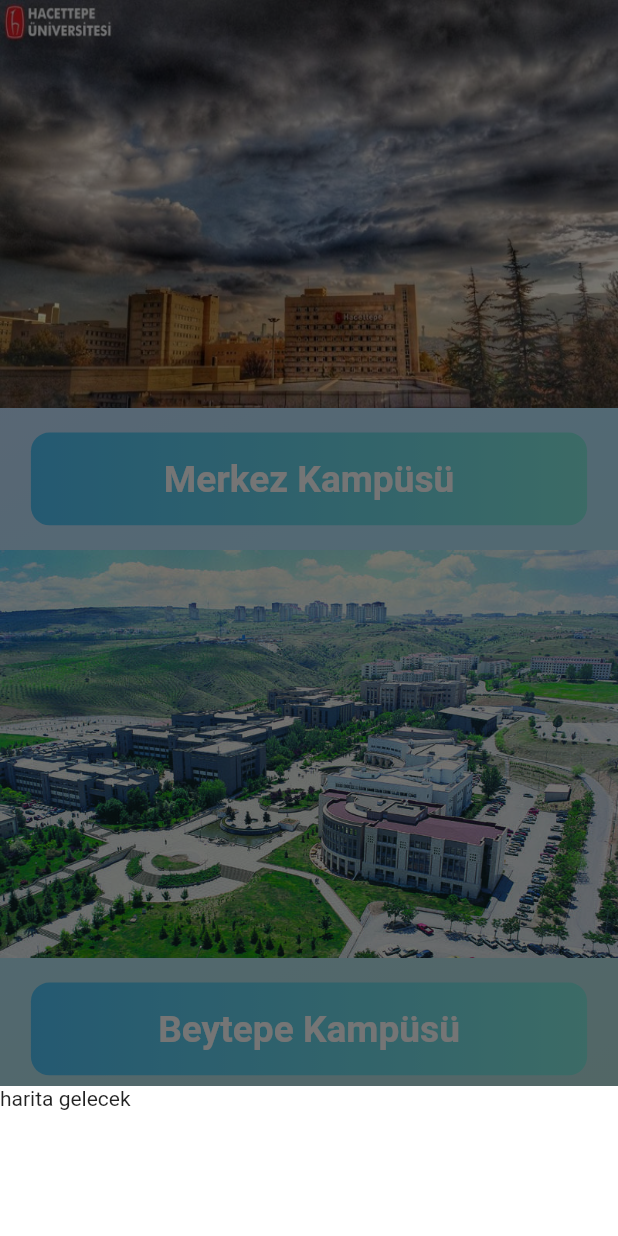
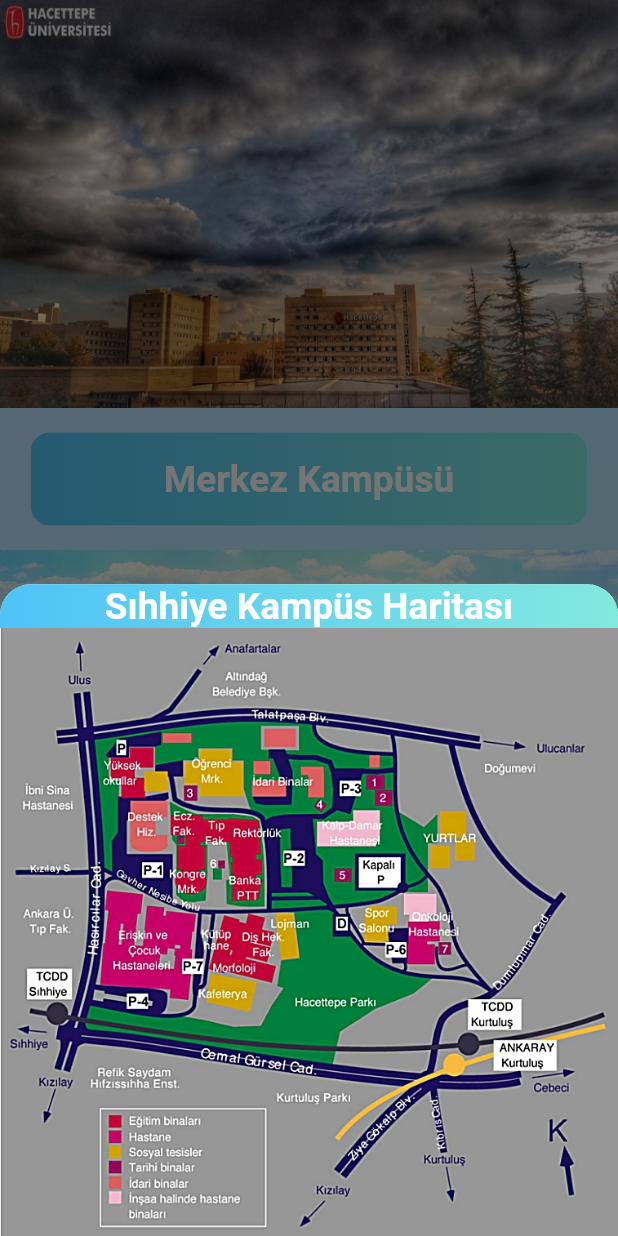
Before and after one commit to oakarakum/hachat, a Flutter app: the HomePage screen opened by its route, item 2 of the bottom bar chosen, after a tap on "Merkez Kampüsü", on a phone screen of 412 x 824 dp. Run offline on Flutter 3.47's test engine with Material 2 defaults, Android fonts, the light colour scheme and no system bars; drawn by our look-alikes of curved_navigation_bar; our stand-ins replace animate_do, flutter_svg, get, google_fonts, responsive_sizer; statements that could not run were skipped.

Commit message:
merkez kampüs harita tamam

```diff
--- a/lib/app/controllers/maps_controller.dart
+++ b/lib/app/controllers/maps_controller.dart
@@ -51,15 +51,42 @@
     context: context,
     isDismissible: true,
     isScrollControlled: true,
-    shape: RoundedRectangleBorder(),
+    enableDrag: true,
+    elevation: 1,
+    shape: RoundedRectangleBorder(
+      borderRadius: BorderRadius.vertical(
+        top: Radius.circular(5.w)
+      )
+    ),
     builder: (context) => Container(
-      height: 100,
-      width: 100,
-      color: Colors.white,
-      child: Text("harita gelecek"),
+      decoration: BoxDecoration(
+        gradient: const LinearGradient(colors: [
+              Color(0xff4fc3f7),
+                                Color(0xff82e9de),
+            ], begin: Alignment.topLeft, end: Alignment.topRight),
+         borderRadius: BorderRadius.vertical(
+        top: Radius.circular(5.w)
+      )
+      ),
+      child: Column(
+        mainAxisSize: MainAxisSize.min,
+        //mainAxisAlignment: MainAxisAlignment.center,
+        children: [
+          Text("Sıhhiye Kampüs Haritası",style: TextStyle(color: Colors.white,fontWeight: FontWeight.w600,fontSize: 3.h),),
+          Image.asset("assets/merkez kroki.jpg")
+        ],
+      ),
     )
+    /* Container(
+      height: 60.h,
+      width: 100.w,
+      decoration:  BoxDecoration(
+        borderRadius: BorderRadius.only(topLeft: Radius.circular(5.w),topRight: Radius.circular(5.w)),
+        image: DecorationImage(image: AssetImage("assets/merkez kroki.jpg"))),
+
+    ) */
     )   ;
 
-
+      //"assets/merkez kroki.jpg"
 }
 }
--- a/lib/app/ui/pages/maps_page.dart
+++ b/lib/app/ui/pages/maps_page.dart
@@ -53,7 +53,10 @@
                         width: 100.w,
                         decoration: BoxDecoration(
                           gradient: LinearGradient(
-                              colors: [Color(0xff4fc3f7), Color(0xff82e9de)],
+                              colors: [
+                                Color(0xff4fc3f7),
+                                Color(0xff82e9de),
+                              ],
                               begin: Alignment.centerLeft,
                               end: Alignment.centerRight),
                           borderRadius: BorderRadius.circular(3.w),
@@ -112,9 +115,6 @@
                   ],
                 ),
               ],
-            ))
-
-            );
-
+            )));
   }
 }
```
Also changed, not shown: assets/merkez kroki.jpg (added).
